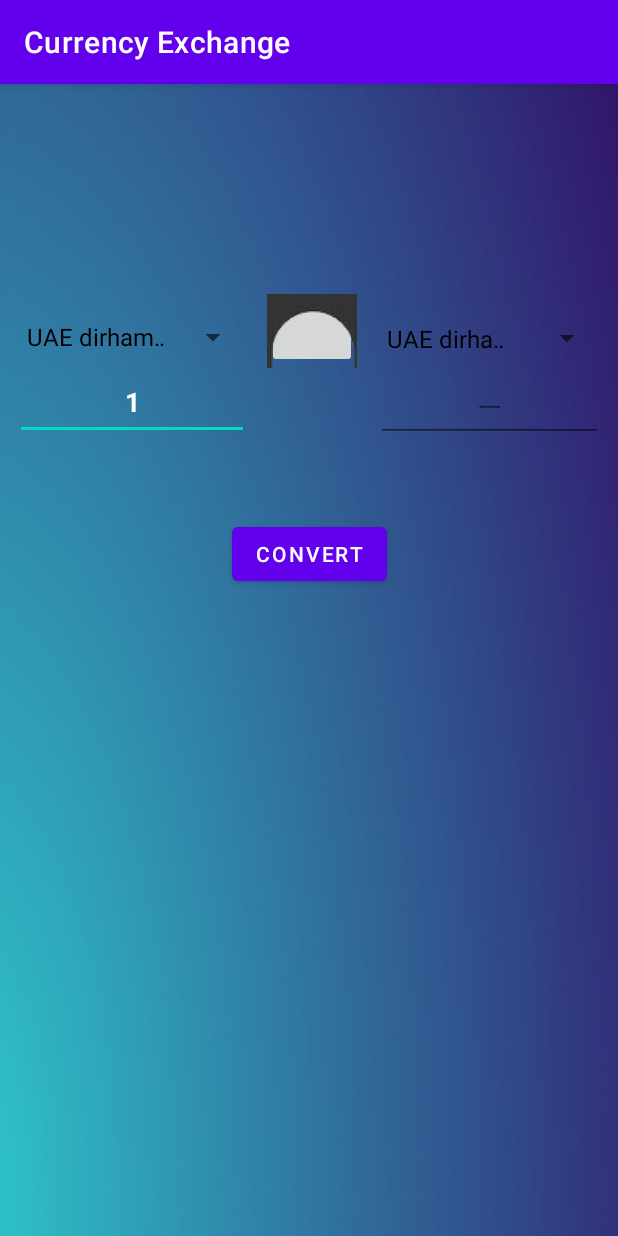
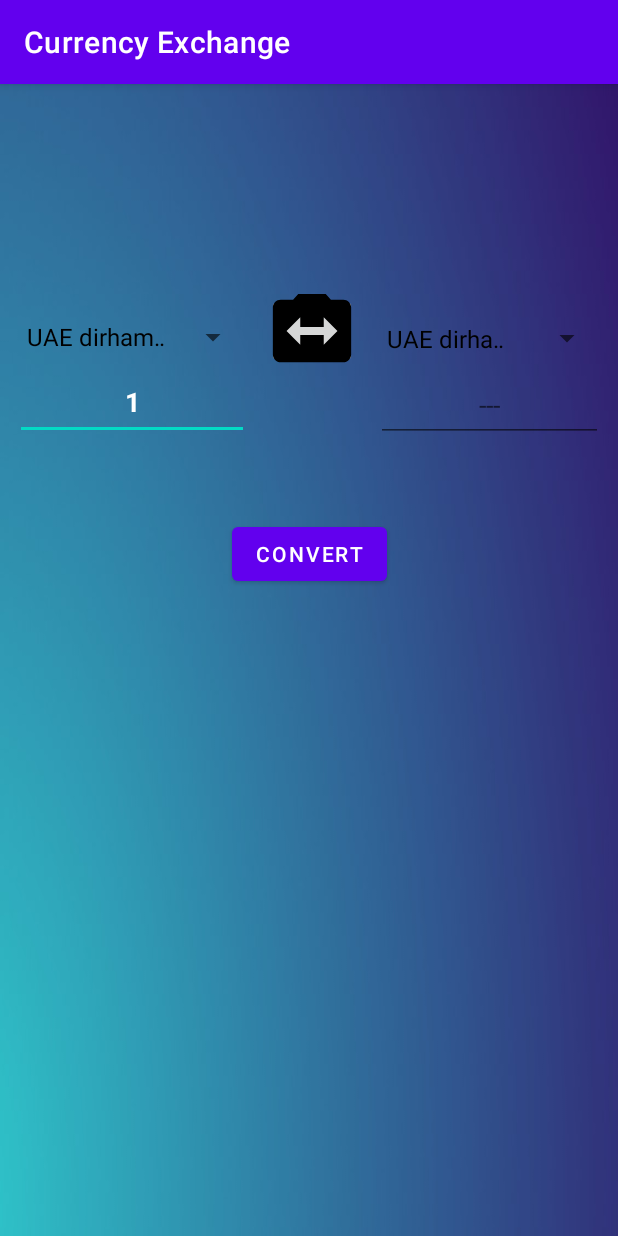
Before and after one commit to eddmarre/SmartSave, an Android app: the ShowCurrencyInformations screen opened directly, with no data from a screen before it, on a phone screen of 412 x 824 dp. Run offline under Robolectric (Android 15) with nearby library versions, the phone set to English and light mode, and no system bars.

Commit message:
Fixed Flip Company Currency Exchange Image

```diff
--- /dev/null
+++ b/app/src/main/res/drawable/change_foreground.xml
@@ -0,0 +1,15 @@
+<vector xmlns:android="http://schemas.android.com/apk/res/android"
+    android:width="108dp"
+    android:height="108dp"
+    android:viewportWidth="108"
+    android:viewportHeight="108"
+    android:tint="#000000">
+  <group android:scaleX="2.61"
+      android:scaleY="2.61"
+      android:translateX="22.68"
+      android:translateY="22.68">
+    <path
+        android:fillColor="@android:color/white"
+        android:pathData="M20,4h-3.17L15,2L9,2L7.17,4L4,4c-1.1,0 -2,0.9 -2,2v12c0,1.1 0.9,2 2,2h16c1.1,0 2,-0.9 2,-2L22,6c0,-1.1 -0.9,-2 -2,-2zM15,15.5L15,13L9,13v2.5L5.5,12 9,8.5L9,11h6L15,8.5l3.5,3.5 -3.5,3.5z"/>
+  </group>
+</vector>
--- a/app/src/main/res/layout/activity_show_currency_informations.xml
+++ b/app/src/main/res/layout/activity_show_currency_informations.xml
@@ -31,7 +31,7 @@
         android:layout_height="49dp"
         android:layout_marginTop="140dp"
         android:onClick="flipConversion"
-        android:src="@drawable/banklogo"
+        android:src="@drawable/change_foreground"
         android:textColor="@color/white"
         app:layout_constraintEnd_toStartOf="@+id/toCurrencyDropDown"
         app:layout_constraintStart_toEndOf="@+id/fromCurrencyDropDown"
--- /dev/null
+++ b/app/src/main/res/mipmap-anydpi-v26/change.xml
@@ -0,0 +1,5 @@
+<?xml version="1.0" encoding="utf-8"?>
+<adaptive-icon xmlns:android="http://schemas.android.com/apk/res/android">
+    <background android:drawable="@color/change_background"/>
+    <foreground android:drawable="@drawable/change_foreground"/>
+</adaptive-icon>
--- /dev/null
+++ b/app/src/main/res/mipmap-anydpi-v26/change_round.xml
@@ -0,0 +1,5 @@
+<?xml version="1.0" encoding="utf-8"?>
+<adaptive-icon xmlns:android="http://schemas.android.com/apk/res/android">
+    <background android:drawable="@color/change_background"/>
+    <foreground android:drawable="@drawable/change_foreground"/>
+</adaptive-icon>
--- /dev/null
+++ b/app/src/main/res/values/change_background.xml
@@ -0,0 +1,4 @@
+<?xml version="1.0" encoding="utf-8"?>
+<resources>
+    <color name="change_background">#0263F8</color>
+</resources>
```
Also changed, not shown: app/src/main/change-playstore.png (added), app/src/main/res/mipmap-hdpi/change.png (added), app/src/main/res/mipmap-hdpi/change_round.png (added), app/src/main/res/mipmap-mdpi/change.png (added), app/src/main/res/mipmap-mdpi/change_round.png (added), app/src/main/res/mipmap-xhdpi/change.png (added), app/src/main/res/mipmap-xhdpi/change_round.png (added), app/src/main/res/mipmap-xxhdpi/change.png (added), app/src/main/res/mipmap-xxhdpi/change_round.png (added), app/src/main/res/mipmap-xxxhdpi/change.png (added), app/src/main/res/mipmap-xxxhdpi/change_round.png (added).
